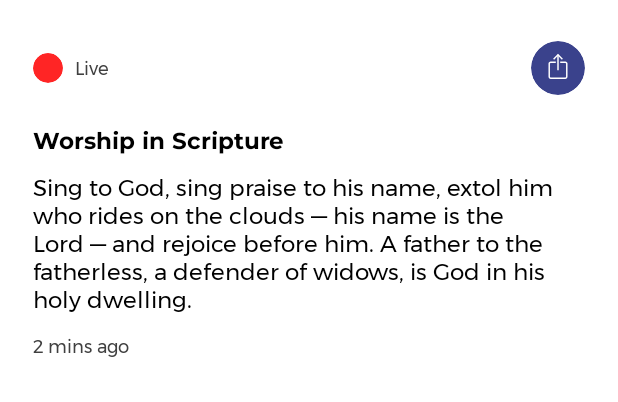
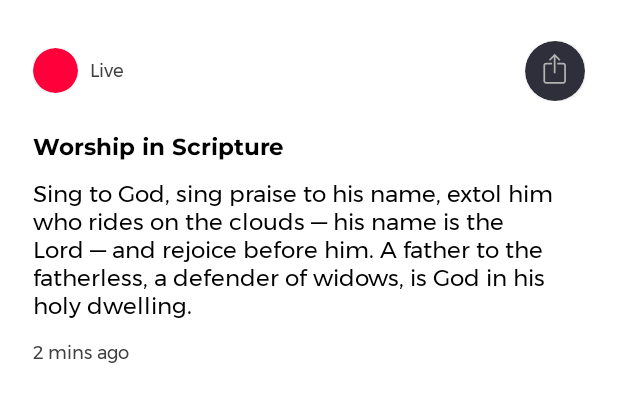
Before and after one commit to patrickhamzaokello/ProjectWCDLIRA, an Android app: the layout alert_design.xml on its own in the app's theme, with its tools: preview values and no code run, on a phone screen of 412 x 824 dp. Shown: the top 402 px of the screen. Run offline under Robolectric (Android 15) with nearby library versions, the phone set to English and light mode, and no system bars.

Commit message:
update on material card design

```diff
--- a/app/src/main/res/layout/alert_design.xml
+++ b/app/src/main/res/layout/alert_design.xml
@@ -33,6 +33,9 @@
                 android:gravity="bottom"
                 android:orientation="vertical">
 
+
+
+
                 <RelativeLayout
                     android:layout_width="match_parent"
                     android:layout_height="wrap_content"
@@ -49,16 +52,13 @@
                     android:layout_centerVertical="true"
                     >
 
-                    <androidx.cardview.widget.CardView
+
+                    <com.google.android.material.card.MaterialCardView
                         android:id="@+id/home_addToCart"
-                        android:layout_width="20dp"
-                        android:layout_height="20dp"
-                        android:clipToPadding="false"
-                        android:layout_alignParentStart="true"
-                        android:layout_centerVertical="true"
-                        app:cardBackgroundColor="#FF2525"
-                        app:cardCornerRadius="100dp"
-                        app:cardElevation="0dp"/>
+                        android:layout_width="30dp"
+                        android:layout_height="30dp"
+                        app:cardBackgroundColor="#FF003B"
+                        app:cardCornerRadius="15dp" />
 
                     <TextView
                         android:id="@+id/liveText"
@@ -77,16 +77,14 @@
 
                 </RelativeLayout>
 
-                    <androidx.cardview.widget.CardView
+                    <com.google.android.material.card.MaterialCardView
                         android:id="@+id/alert_share"
-                        android:layout_width="wrap_content"
-                        android:layout_height="wrap_content"
-                        android:clipToPadding="false"
-                        app:cardBackgroundColor="@color/purple_500"
+                        android:layout_width="40dp"
+                        android:layout_height="40dp"
+                        app:cardBackgroundColor="#2F2F3C"
                         android:layout_alignParentEnd="true"
                         android:layout_centerVertical="true"
-                        app:cardCornerRadius="100dp"
-                        app:cardElevation="0dp">
+                        app:cardCornerRadius="20dp">
 
                         <LinearLayout
                             android:layout_width="match_parent"
@@ -97,17 +95,22 @@
                             android:orientation="horizontal"
                             android:padding="5dp">
 
-                            <ImageView
-                                android:id="@+id/shareicon"
-                                android:layout_width="25dp"
-                                android:layout_height="25dp"
-                                android:src="@drawable/ic_ei_share_apple__1_" />
+                            <Button
+                                android:id="@+id/btnshare"
+                                android:layout_width="30dp"
+                                android:layout_height="30dp"
+                                android:layout_alignParentTop="true"
+                                android:layout_alignParentRight="true"
+                                android:layout_gravity="right"
+                                android:layout_margin="10dp"
+                                android:background="@drawable/ic_ei_share_apple"
+                                android:theme="@style/Highlightshare" />
 
 
                         </LinearLayout>
 
 
-                    </androidx.cardview.widget.CardView>
+                    </com.google.android.material.card.MaterialCardView>
 
                 </RelativeLayout>
 
--- a/app/src/main/res/layout/fragment_profile.xml
+++ b/app/src/main/res/layout/fragment_profile.xml
@@ -126,9 +126,10 @@
             android:id="@+id/buttonLogout"
             android:layout_width="wrap_content"
             android:layout_height="wrap_content"
-            android:layout_margin="20dp"
             android:layout_weight="1"
-            app:cardBackgroundColor="#880B33"
+            android:layout_marginTop="50dp"
+            android:layout_marginLeft="20dp"
+            app:cardBackgroundColor="@color/purple_500"
             app:cardCornerRadius="20dp">
 
             <LinearLayout
--- a/app/src/main/res/layout/home_daily_highlights_design.xml
+++ b/app/src/main/res/layout/home_daily_highlights_design.xml
@@ -3,7 +3,6 @@
     xmlns:app="http://schemas.android.com/apk/res-auto"
     android:layout_width="@dimen/cardsize"
     android:layout_height="@dimen/daily_highlighs_height"
-
     android:clipToPadding="false"
     android:padding="10dp">
 
--- a/app/src/main/res/values/strings.xml
+++ b/app/src/main/res/values/strings.xml
@@ -7,7 +7,7 @@
     <string name="fourth_slide_title">Church Events</string>
 
     <!--Descriptions-->
-    <string name="first_slide_desc">Transforming Christ\'s Reign in the City, On a Mission to Love and Touch the City with His Compassion. </string>
+    <string name="first_slide_desc">Transforming Christ Reigning in the City, On a Mission to Love and Touch the City with His Compassion. </string>
     <string name="second_slide_desc">Where you belong and share the journey of following christ while connecting with your community and meeting new people.</string>
     <string name="third_slide_desc">Don’t miss any sermon, we have it all with fast access, neatly designed to allow you read it and enjoy the word of God. </string>
     <string name="fourth_slide_desc">We shall show you all the upcoming events organized by the church. stay tuned not to miss any. </string>
```
Also changed, not shown: app/src/main/res/layout/fragment_alert.xml (+10 -10 lines), app/src/main/res/layout/home_daily_highlights_layout.xml (+7 -3 lines), app/src/main/res/layout/home_event_design.xml (+9 -11 lines).
